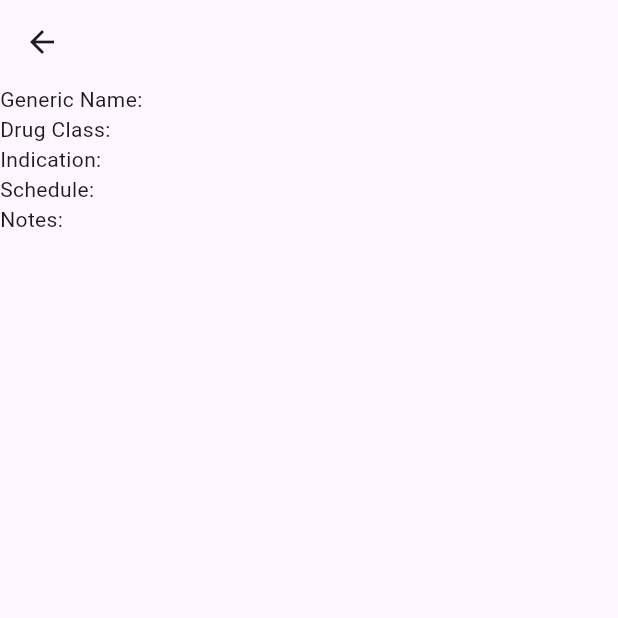
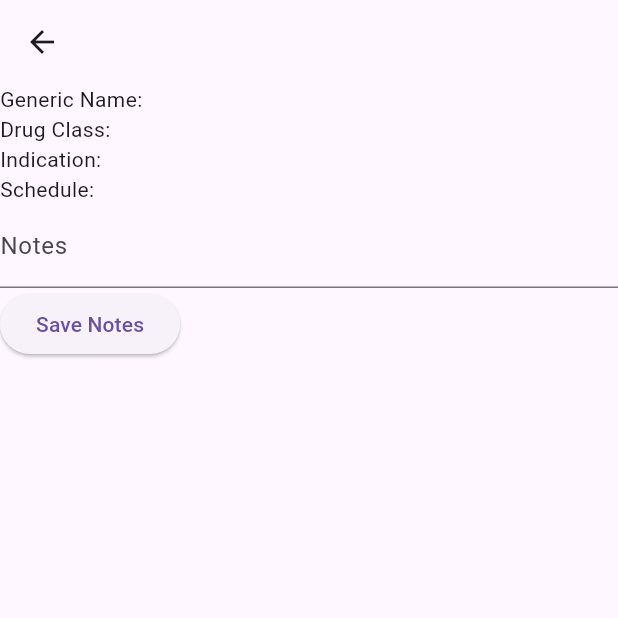
Before and after one commit to rggan/StudyPharm, a Flutter app: the DrugDetailsPage screen opened directly with empty values, on a phone screen of 412 x 824 dp, the top half of it. Run offline on Flutter 3.47's test engine with Material 3 defaults, Android fonts, the phone set to English and light mode, and no system bars; our stand-ins replace cloud_firestore, firebase_core; accounts and stored records are empty.

Commit message:
added note editing functionality

```diff
--- a/lib/main.dart
+++ b/lib/main.dart
@@ -18,10 +18,10 @@ class Drug {
   final String id;
   final String brandName;
   final String genericName;
-  final String? drugClass;
+  final String drugClass;
   final String? indication;
   final String? schedule;
-  final String? notes;
+  String? notes;    // makes it mutable
 
   Drug({
     required this.id,
@@ -30,7 +30,7 @@ class Drug {
     required this.drugClass,
     required this.indication,
     required this.schedule,
-    required this.notes,
+    this.notes,
   });
 }
 
@@ -59,7 +59,7 @@ class MyApp extends StatelessWidget {
     return MaterialApp(
       home: Scaffold(
         appBar: AppBar(
-          title: Text('Firestore Data Example'),
+          title: Text('StudyPharm'),
         ),
         body: Center(
           child: ElevatedButton(
@@ -80,7 +80,7 @@ class MyApp extends StatelessWidget {
     try {
       QuerySnapshot querySnapshot = await drugsCollection.get();
       int drugCount = querySnapshot.size;
-      if (drugCount == 0 || drugCount < 200) {
+      if (drugCount == 0) {
         final drugsString =
             await rootBundle.loadString('lib/top_200_drugs.json');
         final Map<String, dynamic> jsonData = json.decode(drugsString);
@@ -99,7 +99,7 @@ class MyApp extends StatelessWidget {
         });
         print('Data added success');
       } else {
-        print('Collection not empty and at least 200 drugs');
+        print('Collection not empty');
       }
     } catch (e) {
       print("Error loading JSON file: $e");
@@ -181,28 +181,68 @@ class DrugListPage extends StatelessWidget {
   }
 }
 
-class DrugDetailsPage extends StatelessWidget {
+class DrugDetailsPage extends StatefulWidget {
   final Drug drug;
 
   DrugDetailsPage({required this.drug});
 
   @override
+  _DrugDetailsPageState createState() => _DrugDetailsPageState();
+}
+
+
+class _DrugDetailsPageState extends State<DrugDetailsPage>{
+  late TextEditingController notesController;
+
+  @override
+  void initState() {
+    super.initState();
+    notesController = TextEditingController(text: widget.drug.notes);
+  }
+
+  @override
   Widget build(BuildContext context) {
     return Scaffold(
       appBar: AppBar(
-        title: Text(drug.brandName),
+        title: Text(widget.drug.brandName),
       ),
       body: Column(
         crossAxisAlignment: CrossAxisAlignment.start,
         children: [
-          Text('Generic Name: ${drug.genericName}'),
-          Text('Drug Class: ${drug.drugClass}'),
-          Text('Indication: ${drug.indication}'),
-          Text('Schedule: ${drug.schedule}'),
-          Text('Notes: ${drug.notes}'),
-          // Add more details as needed
+          Text('Generic Name: ${widget.drug.genericName}'),
+          Text('Drug Class: ${widget.drug.drugClass}'),
+          Text('Indication: ${widget.drug.indication}'),
+          Text('Schedule: ${widget.drug.schedule}'),
+          TextField(
+            controller: notesController,
+            decoration: InputDecoration(labelText: 'Notes')),
+          ElevatedButton(onPressed: () {saveNotes();}, child: Text('Save Notes'),)
         ],
       ),
     );
   }
+
+  void saveNotes() async {
+    // Assuming you have a method to update the notes in the database
+    try {
+      await db.collection('drugs').doc(widget.drug.id).update({
+        'notes': notesController.text,
+      });
+
+      // Update the local state with the new notes
+      setState(() {
+        widget.drug.notes = notesController.text;
+      });
+
+      // Show a confirmation message
+      ScaffoldMessenger.of(context).showSnackBar(
+        const SnackBar(
+          content: Text('Notes saved successfully'),
+        ),
+      );
+    } catch (e) {
+      print('Error saving notes: $e');
+    }
+  }
+
 }
```
